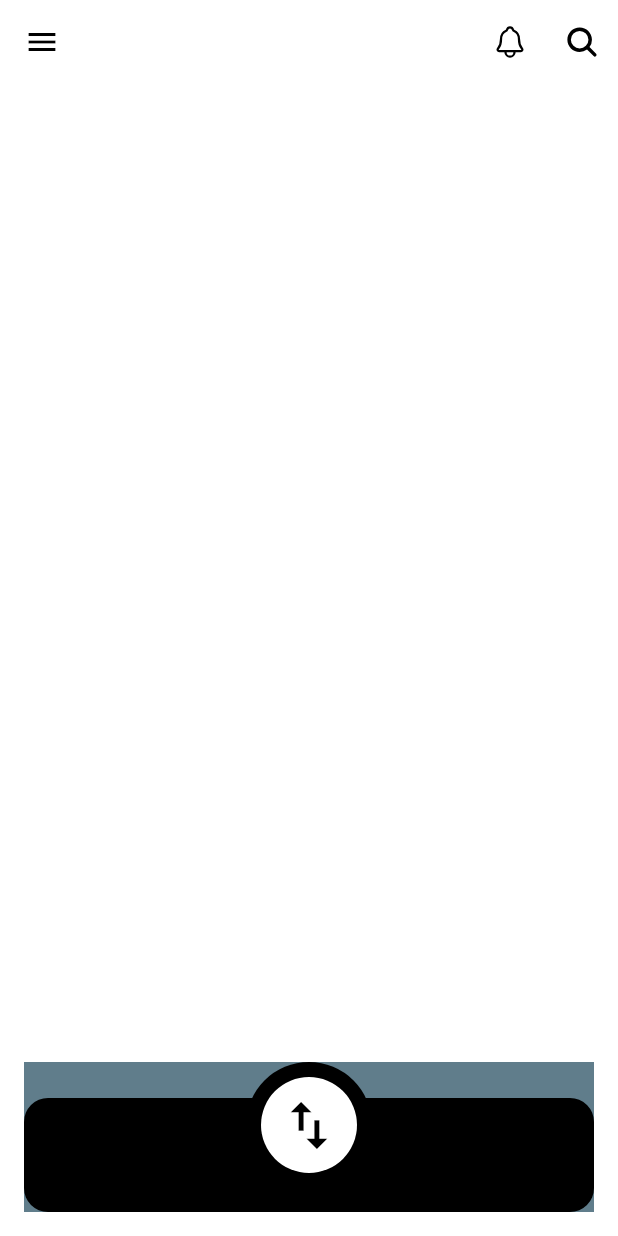
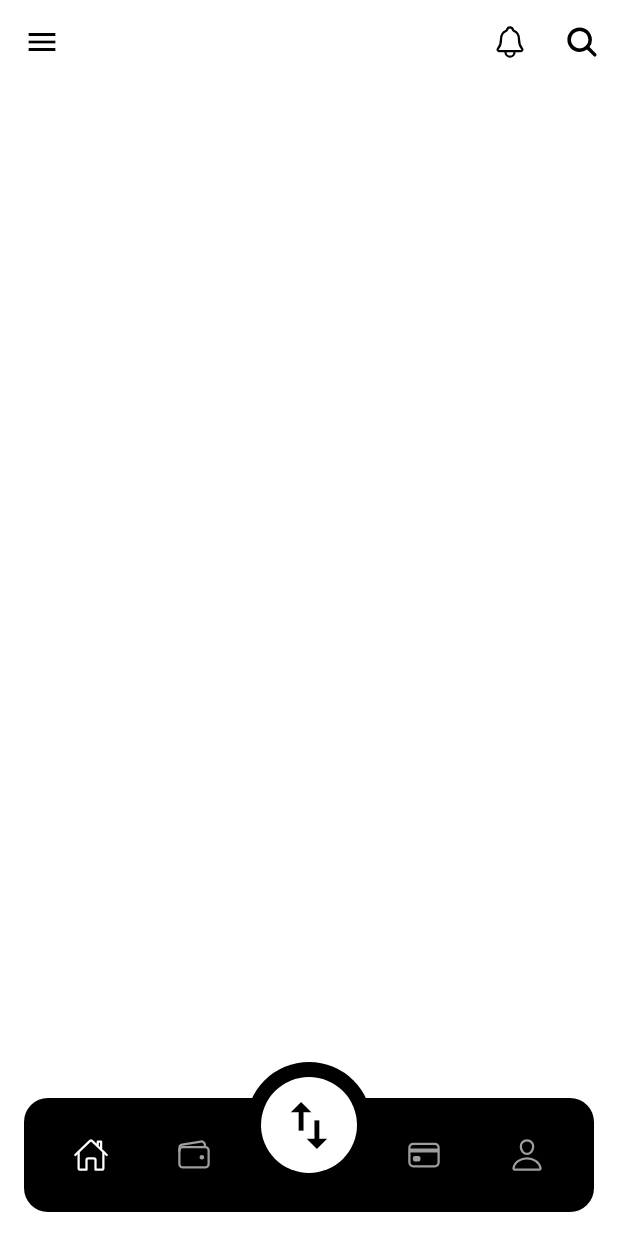
Before and after one commit to JAICHANGPARK/flutter_notebook_chapter_24, a Flutter app: the screen it shows after launch, on a phone screen of 412 x 824 dp. Run offline on Flutter 3.47's test engine with Material 2 defaults, Android fonts, the phone set to English and light mode, and no system bars; our stand-ins replace freezed_annotation, ionicons.

Commit message:
Update cwa_main_page.dart

```diff
--- a/lib/ep1357_crypto_wallet_app/view/cwa_main_page.dart
+++ b/lib/ep1357_crypto_wallet_app/view/cwa_main_page.dart
@@ -19,20 +19,20 @@ class _CryptoWalletAppMainPageState extends State<CryptoWalletAppMainPage> {
         elevation: 0,
         leading: IconButton(
           onPressed: () {},
-          icon: Icon(
+          icon: const Icon(
             Icons.menu,
           ),
         ),
         actions: [
           IconButton(
             onPressed: () {},
-            icon: Icon(
+            icon: const Icon(
               Ionicons.notifications_outline,
             ),
           ),
           IconButton(
             onPressed: () {},
-            icon: Icon(
+            icon: const Icon(
               Ionicons.search,
             ),
           ),
@@ -46,7 +46,6 @@ class _CryptoWalletAppMainPageState extends State<CryptoWalletAppMainPage> {
             right: 16,
             child: Container(
               height: 100,
-              color: Colors.blueGrey,
               child: Stack(
                 children: [
                   Positioned(
@@ -60,7 +59,32 @@ class _CryptoWalletAppMainPageState extends State<CryptoWalletAppMainPage> {
                         color: Colors.black,
                       ),
                       child: Row(
-                        children: [],
+                        mainAxisAlignment: MainAxisAlignment.spaceEvenly,
+                        children: [
+                          IconButton(
+                            onPressed: () {},
+                            icon: Icon(Ionicons.home_outline),
+                            color: Colors.white,
+                          ),
+                          IconButton(
+                            onPressed: () {},
+                            icon: Icon(Ionicons.wallet_outline),
+                            color: Colors.grey,
+                          ),
+                          SizedBox(
+                            width: 64,
+                          ),
+                          IconButton(
+                            onPressed: () {},
+                            icon: Icon(Ionicons.card_outline),
+                            color: Colors.grey,
+                          ),
+                          IconButton(
+                            onPressed: () {},
+                            icon: Icon(Ionicons.person_outline),
+                            color: Colors.grey,
+                          ),
+                        ],
                       ),
                     ),
                   ),
@@ -70,11 +94,11 @@ class _CryptoWalletAppMainPageState extends State<CryptoWalletAppMainPage> {
                     top: 0,
                     bottom: 16,
                     child: Container(
-                      decoration: BoxDecoration(
+                      decoration: const BoxDecoration(
                         color: Colors.black,
                         shape: BoxShape.circle,
                       ),
-                      child: Center(
+                      child: const Center(
                         child: CircleAvatar(
                           backgroundColor: Colors.white,
                           foregroundColor: Colors.black,
```
